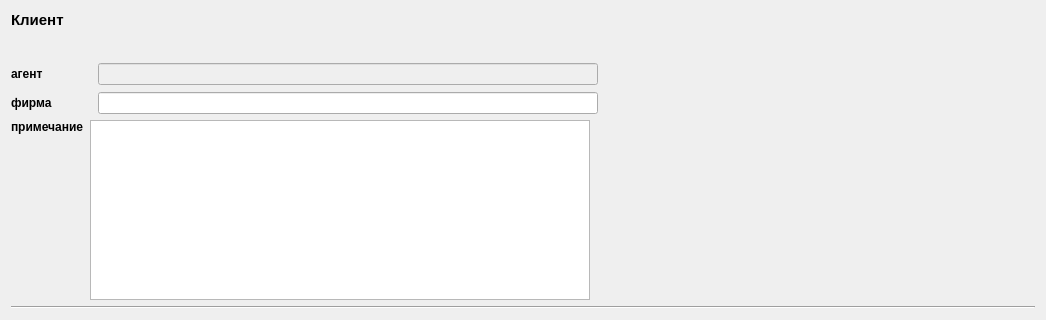
First picture: the form in src/corewidget/clientheaderwidget.ui, repository Arox/makler, before the edit.
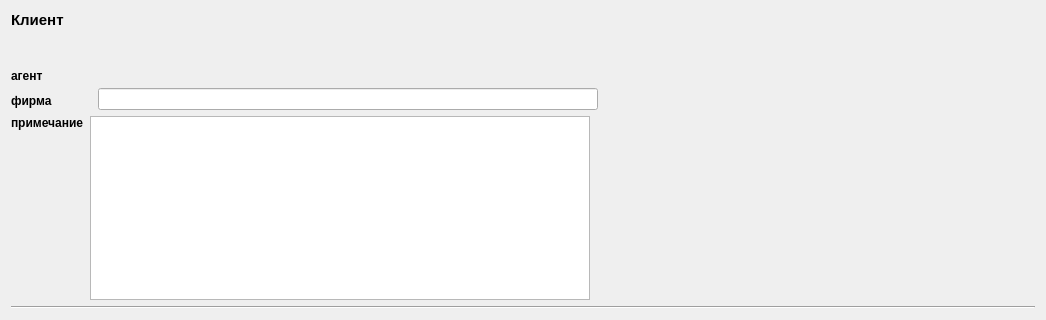
Second picture: the form after the edit.

The edit to the form file:
```diff
--- a/src/corewidget/clientheaderwidget.ui
+++ b/src/corewidget/clientheaderwidget.ui
@@ -107,21 +107,9 @@
          <item>
           <layout class="QVBoxLayout" name="verticalLayout_5">
            <item>
-            <widget class="QLineEdit" name="mpAgent">
-             <property name="enabled">
-              <bool>false</bool>
-             </property>
-             <property name="minimumSize">
-              <size>
-               <width>500</width>
-               <height>0</height>
-              </size>
-             </property>
-             <property name="maximumSize">
-              <size>
-               <width>500</width>
-               <height>16777215</height>
-              </size>
+            <widget class="QLabel" name="mpAgent">
+             <property name="text">
+              <string/>
              </property>
             </widget>
            </item>
```
